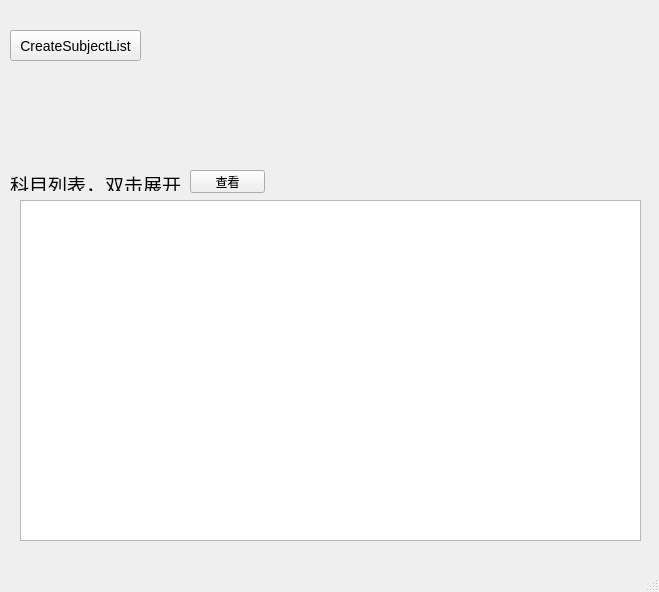
Qt form mainwindow.ui (pphboy/extract-subject) before a commit.
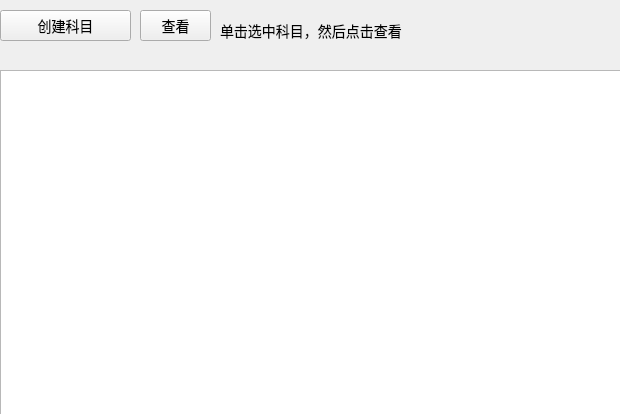
The same form after that commit.

Diff of the .ui file:
```diff
--- a/mainwindow.ui
+++ b/mainwindow.ui
@@ -12,8 +12,8 @@
    <rect>
     <x>0</x>
     <y>0</y>
-    <width>659</width>
-    <height>592</height>
+    <width>620</width>
+    <height>414</height>
    </rect>
   </property>
   <property name="mouseTracking">
@@ -40,12 +40,21 @@
   <property name="animated">
    <bool>true</bool>
   </property>
+  <property name="documentMode">
+   <bool>false</bool>
+  </property>
+  <property name="tabShape">
+   <enum>QTabWidget::Rounded</enum>
+  </property>
+  <property name="unifiedTitleAndToolBarOnMac">
+   <bool>false</bool>
+  </property>
   <widget class="QWidget" name="centralwidget">
    <widget class="QPushButton" name="createSubjectList">
     <property name="geometry">
      <rect>
-      <x>10</x>
-      <y>30</y>
+      <x>0</x>
+      <y>10</y>
       <width>131</width>
       <height>31</height>
      </rect>
@@ -54,44 +63,59 @@
      <string notr="true">font-size: 14px;</string>
     </property>
     <property name="text">
-     <string>CreateSubjectList</string>
+     <string>创建科目</string>
     </property>
    </widget>
    <widget class="QLabel" name="label">
     <property name="geometry">
      <rect>
-      <x>10</x>
-      <y>170</y>
-      <width>171</width>
+      <x>220</x>
+      <y>20</y>
+      <width>221</width>
       <height>21</height>
      </rect>
     </property>
+    <property name="styleSheet">
+     <string notr="true">font-size: 14px;</string>
+    </property>
     <property name="text">
-     <string>&lt;html&gt;&lt;head/&gt;&lt;body&gt;&lt;p&gt;&lt;span style=&quot; font-size:14pt;&quot;&gt;科目列表，双击展开&lt;/span&gt;&lt;/p&gt;&lt;/body&gt;&lt;/html&gt;</string>
+     <string>&lt;html&gt;&lt;head/&gt;&lt;body&gt;&lt;p&gt;单击选中科目，然后点击查看&lt;/p&gt;&lt;/body&gt;&lt;/html&gt;</string>
     </property>
    </widget>
    <widget class="QTableView" name="tableView">
     <property name="geometry">
      <rect>
-      <x>20</x>
-      <y>200</y>
+      <x>0</x>
+      <y>70</y>
       <width>621</width>
-      <height>341</height>
+      <height>351</height>
      </rect>
     </property>
+    <property name="styleSheet">
+     <string notr="true"/>
+    </property>
+    <property name="autoScrollMargin">
+     <number>5</number>
+    </property>
     <property name="editTriggers">
      <set>QAbstractItemView::NoEditTriggers</set>
     </property>
+    <property name="gridStyle">
+     <enum>Qt::SolidLine</enum>
+    </property>
    </widget>
    <widget class="QPushButton" name="checkSubjectBtn">
     <property name="geometry">
      <rect>
-      <x>190</x>
-      <y>170</y>
-      <width>75</width>
-      <height>23</height>
+      <x>140</x>
+      <y>10</y>
+      <width>71</width>
+      <height>31</height>
      </rect>
     </property>
+    <property name="styleSheet">
+     <string notr="true">font-size: 14px;</string>
+    </property>
     <property name="text">
      <string>查看</string>
     </property>
@@ -107,7 +131,6 @@
     </rect>
    </property>
   </widget>
-  <widget class="QStatusBar" name="statusBar"/>
  </widget>
  <resources/>
  <connections/>
```
Left out of the diff: 7 changed lines with no effect on the pictures.
